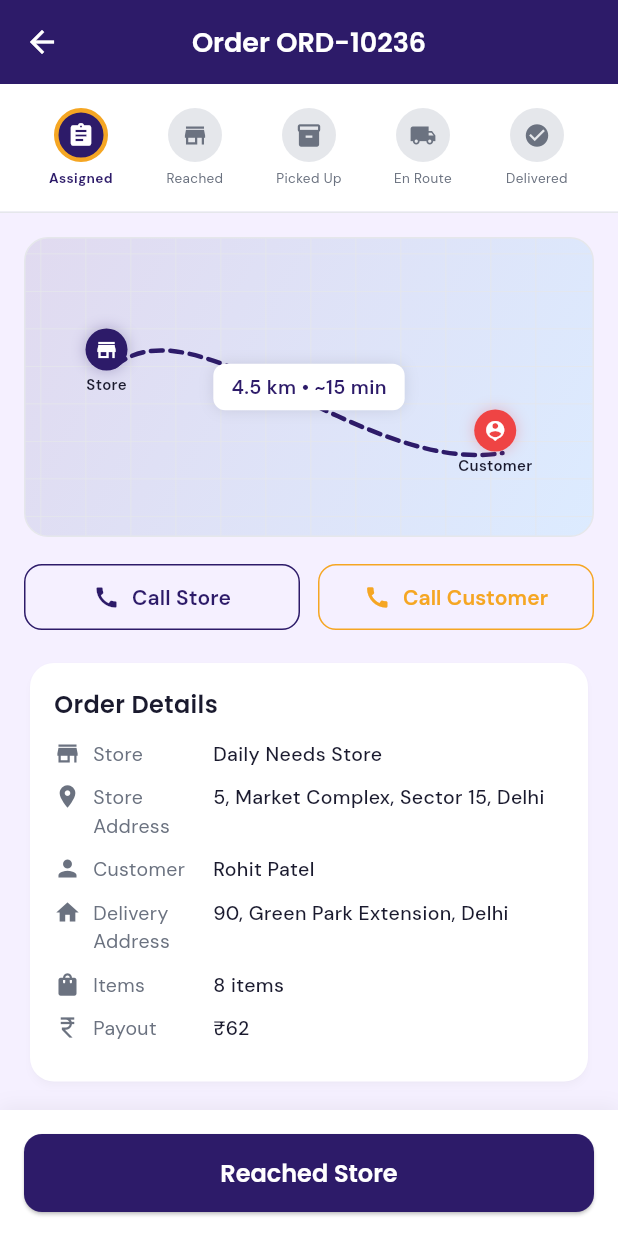
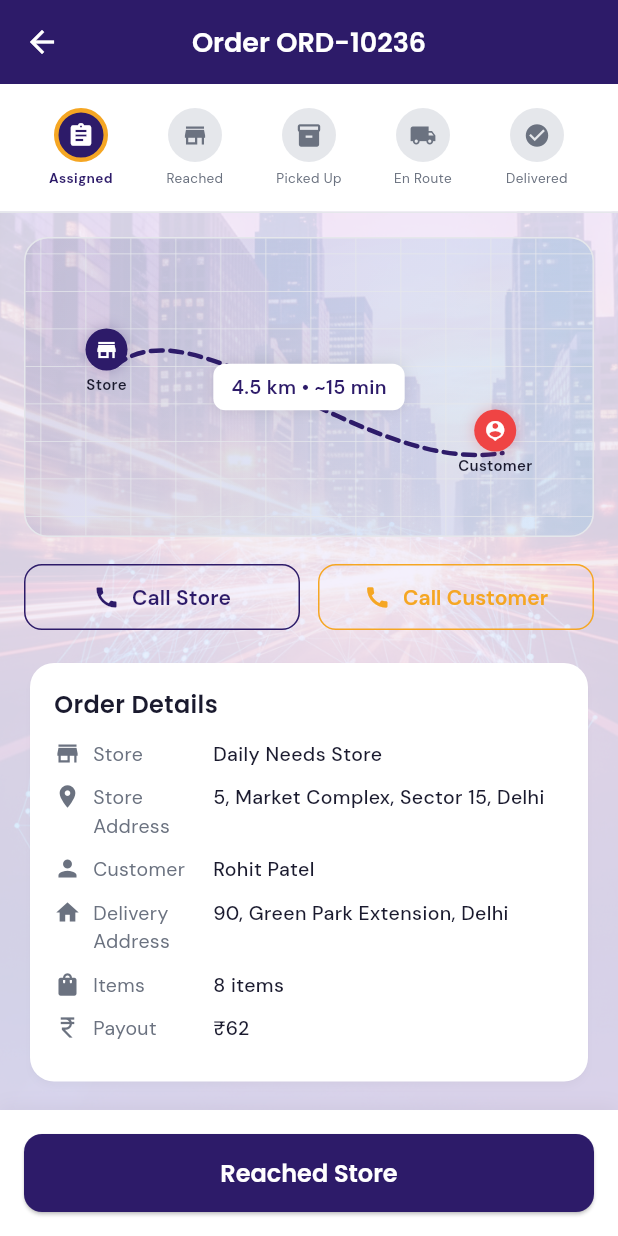
Before and after one commit to ashishsrivastava14/DeliveryPartnerApp, a Flutter app: the ActiveOrderScreen screen opened by its route, on a phone screen of 412 x 824 dp. Run offline on Flutter 3.47's test engine with Material 3 defaults, Android fonts, the phone set to English and light mode, and no system bars; our stand-ins replace fl_chart, get, go_router, google_fonts.

Commit message:
Added the bg thorughout the app

```diff
--- a/delivery_partner_app/lib/core/widgets/common_widgets.dart
+++ b/delivery_partner_app/lib/core/widgets/common_widgets.dart
@@ -43,6 +43,32 @@ class PoweredByQuickPrepAI extends StatelessWidget {
           // ),
         ],
       ),
+    );
+  }
+}
+
+/// Reusable background wrapper that layers `bg_withoutlogo.png` at low opacity
+/// behind any child widget.
+class AppBackground extends StatelessWidget {
+  final Widget child;
+  const AppBackground({super.key, required this.child});
+
+  @override
+  Widget build(BuildContext context) {
+    return Stack(
+      fit: StackFit.expand,
+      children: [
+        Positioned.fill(
+          child: Opacity(
+            opacity: 0.15,
+            child: Image.asset(
+              'assets/images/bg_withoutlogo.png',
+              fit: BoxFit.cover,
+            ),
+          ),
+        ),
+        child,
+      ],
     );
   }
 }
--- a/delivery_partner_app/lib/screens/admin/admin_broadcasts_screen.dart
+++ b/delivery_partner_app/lib/screens/admin/admin_broadcasts_screen.dart
@@ -2,6 +2,7 @@ import 'package:flutter/material.dart';
 import 'package:get/get.dart';
 import 'package:google_fonts/google_fonts.dart';
 import '../../core/theme/app_theme.dart';
+import '../../core/widgets/common_widgets.dart';
 import '../../controllers/admin_controller.dart';
 
 class AdminBroadcastsScreen extends StatelessWidget {
@@ -17,7 +18,8 @@ class AdminBroadcastsScreen extends StatelessWidget {
         backgroundColor: AppColors.surfaceDark,
         title: Text('Notifications & Broadcasts', style: GoogleFonts.poppins(fontSize: 18)),
       ),
-      body: SingleChildScrollView(
+      body: AppBackground(
+        child: SingleChildScrollView(
         padding: const EdgeInsets.all(16),
         child: Column(
           crossAxisAlignment: CrossAxisAlignment.start,
@@ -122,6 +124,7 @@ class AdminBroadcastsScreen extends StatelessWidget {
           ],
         ),
       ),
+      ),
     );
   }
 }
--- a/delivery_partner_app/lib/screens/admin/admin_dashboard_screen.dart
+++ b/delivery_partner_app/lib/screens/admin/admin_dashboard_screen.dart
@@ -3,6 +3,7 @@ import 'package:fl_chart/fl_chart.dart';
 import 'package:get/get.dart';
 import 'package:google_fonts/google_fonts.dart';
 import '../../core/theme/app_theme.dart';
+import '../../core/widgets/common_widgets.dart';
 import '../../controllers/admin_controller.dart';
 
 class AdminDashboardScreen extends StatelessWidget {
@@ -24,7 +25,8 @@ class AdminDashboardScreen extends StatelessWidget {
           ),
         ],
       ),
-      body: SingleChildScrollView(
+      body: AppBackground(
+        child: SingleChildScrollView(
         padding: const EdgeInsets.all(16),
         child: Column(
           crossAxisAlignment: CrossAxisAlignment.start,
@@ -259,6 +261,7 @@ class AdminDashboardScreen extends StatelessWidget {
           ],
         ),
       ),
+      ),
     );
   }
 
--- a/delivery_partner_app/lib/screens/admin/admin_orders_screen.dart
+++ b/delivery_partner_app/lib/screens/admin/admin_orders_screen.dart
@@ -2,6 +2,7 @@ import 'package:flutter/material.dart';
 import 'package:get/get.dart';
 import 'package:google_fonts/google_fonts.dart';
 import '../../core/theme/app_theme.dart';
+import '../../core/widgets/common_widgets.dart';
 import '../../controllers/admin_controller.dart';
 import '../../mock/mock_orders.dart';
 
@@ -18,7 +19,8 @@ class AdminOrdersScreen extends StatelessWidget {
         backgroundColor: AppColors.surfaceDark,
         title: Text('Order Management', style: GoogleFonts.poppins(fontSize: 18)),
       ),
-      body: ListView.builder(
+      body: AppBackground(
+        child: ListView.builder(
         padding: const EdgeInsets.all(12),
         itemCount: controller.allOrders.length,
         itemBuilder: (context, index) {
@@ -84,6 +86,7 @@ class AdminOrdersScreen extends StatelessWidget {
             ),
           );
         },
+      ),
       ),
     );
   }
--- a/delivery_partner_app/lib/screens/admin/admin_partners_screen.dart
+++ b/delivery_partner_app/lib/screens/admin/admin_partners_screen.dart
@@ -2,6 +2,7 @@ import 'package:flutter/material.dart';
 import 'package:get/get.dart';
 import 'package:google_fonts/google_fonts.dart';
 import '../../core/theme/app_theme.dart';
+import '../../core/widgets/common_widgets.dart';
 import '../../controllers/admin_controller.dart';
 import '../../mock/mock_partners.dart';
 
@@ -18,7 +19,8 @@ class AdminPartnersScreen extends StatelessWidget {
         backgroundColor: AppColors.surfaceDark,
         title: Text('Partner Management', style: GoogleFonts.poppins(fontSize: 18)),
       ),
-      body: Column(
+      body: AppBackground(
+        child: Column(
         children: [
           // Filters
           Container(
@@ -137,6 +139,7 @@ class AdminPartnersScreen extends StatelessWidget {
             }),
           ),
         ],
+      ),
       ),
     );
   }
--- a/delivery_partner_app/lib/screens/admin/admin_payouts_screen.dart
+++ b/delivery_partner_app/lib/screens/admin/admin_payouts_screen.dart
@@ -2,6 +2,7 @@ import 'package:flutter/material.dart';
 import 'package:get/get.dart';
 import 'package:google_fonts/google_fonts.dart';
 import '../../core/theme/app_theme.dart';
+import '../../core/widgets/common_widgets.dart';
 import '../../controllers/admin_controller.dart';
 import '../../mock/mock_earnings.dart';
 
@@ -18,7 +19,8 @@ class AdminPayoutsScreen extends StatelessWidget {
         backgroundColor: AppColors.surfaceDark,
         title: Text('Earnings & Payouts', style: GoogleFonts.poppins(fontSize: 18)),
       ),
-      body: SingleChildScrollView(
+      body: AppBackground(
+        child: SingleChildScrollView(
         padding: const EdgeInsets.all(16),
         child: Column(
           crossAxisAlignment: CrossAxisAlignment.start,
@@ -159,6 +161,7 @@ class AdminPayoutsScreen extends StatelessWidget {
           ],
         ),
       ),
+      ),
     );
   }
 
--- a/delivery_partner_app/lib/screens/admin/admin_reports_screen.dart
+++ b/delivery_partner_app/lib/screens/admin/admin_reports_screen.dart
@@ -2,6 +2,7 @@ import 'package:flutter/material.dart';
 import 'package:google_fonts/google_fonts.dart';
 import 'package:fl_chart/fl_chart.dart';
 import '../../core/theme/app_theme.dart';
+import '../../core/widgets/common_widgets.dart';
 import '../../mock/mock_orders.dart';
 
 class AdminReportsScreen extends StatefulWidget {
@@ -30,7 +31,8 @@ class _AdminReportsScreenState extends State<AdminReportsScreen> {
         backgroundColor: AppColors.surfaceDark,
         title: Text('Reports & Analytics', style: GoogleFonts.poppins(fontSize: 18)),
       ),
-      body: SingleChildScrollView(
+      body: AppBackground(
+        child: SingleChildScrollView(
         padding: const EdgeInsets.all(16),
         child: Column(
           crossAxisAlignment: CrossAxisAlignment.start,
@@ -265,6 +267,7 @@ class _AdminReportsScreenState extends State<AdminReportsScreen> {
           ],
         ),
       ),
+      ),
     );
   }
 
--- a/delivery_partner_app/lib/screens/admin/admin_settings_screen.dart
+++ b/delivery_partner_app/lib/screens/admin/admin_settings_screen.dart
@@ -2,6 +2,7 @@ import 'package:flutter/material.dart';
 import 'package:get/get.dart';
 import 'package:google_fonts/google_fonts.dart';
 import '../../core/theme/app_theme.dart';
+import '../../core/widgets/common_widgets.dart';
 import '../../controllers/admin_controller.dart';
 
 class AdminSettingsScreen extends StatelessWidget {
@@ -17,7 +18,8 @@ class AdminSettingsScreen extends StatelessWidget {
         backgroundColor: AppColors.surfaceDark,
         title: Text('Settings', style: GoogleFonts.poppins(fontSize: 18)),
       ),
-      body: SingleChildScrollView(
+      body: AppBackground(
+        child: SingleChildScrollView(
         padding: const EdgeInsets.all(16),
         child: Column(
           crossAxisAlignment: CrossAxisAlignment.start,
@@ -245,6 +247,7 @@ class AdminSettingsScreen extends StatelessWidget {
           ],
         ),
       ),
+      ),
     );
   }
 
--- a/delivery_partner_app/lib/screens/admin/admin_zones_screen.dart
+++ b/delivery_partner_app/lib/screens/admin/admin_zones_screen.dart
@@ -2,6 +2,7 @@ import 'package:flutter/material.dart';
 import 'package:get/get.dart';
 import 'package:google_fonts/google_fonts.dart';
 import '../../core/theme/app_theme.dart';
+import '../../core/widgets/common_widgets.dart';
 import '../../controllers/admin_controller.dart';
 
 class AdminZonesScreen extends StatelessWidget {
@@ -23,7 +24,8 @@ class AdminZonesScreen extends StatelessWidget {
           ),
         ],
       ),
-      body: Obx(() => ListView.builder(
+      body: AppBackground(
+        child: Obx(() => ListView.builder(
             padding: const EdgeInsets.all(12),
             itemCount: controller.zones.length,
             itemBuilder: (context, index) {
@@ -74,6 +76,7 @@ class AdminZonesScreen extends StatelessWidget {
               );
             },
           )),
+      ),
     );
   }
 
--- a/delivery_partner_app/lib/screens/partner/active_order_screen.dart
+++ b/delivery_partner_app/lib/screens/partner/active_order_screen.dart
@@ -3,6 +3,7 @@ import 'package:get/get.dart';
 import 'package:go_router/go_router.dart';
 import 'package:google_fonts/google_fonts.dart';
 import '../../core/theme/app_theme.dart';
+import '../../core/widgets/common_widgets.dart';
 import '../../controllers/partner_home_controller.dart';
 
 class ActiveOrderScreen extends StatelessWidget {
@@ -22,7 +23,8 @@ class ActiveOrderScreen extends StatelessWidget {
           onPressed: () => context.pop(),
         ),
       ),
-      body: Obx(() {
+      body: AppBackground(
+        child: Obx(() {
         if (controller.isOrderCompleted.value) {
           return _OrderCompletedView(controller: controller);
         }
@@ -263,6 +265,7 @@ class ActiveOrderScreen extends StatelessWidget {
           ],
         );
       }),
+      ),
     );
   }
 
--- a/delivery_partner_app/lib/screens/partner/earnings_screen.dart
+++ b/delivery_partner_app/lib/screens/partner/earnings_screen.dart
@@ -2,6 +2,7 @@ import 'package:flutter/material.dart';
 import 'package:get/get.dart';
 import 'package:google_fonts/google_fonts.dart';
 import '../../core/theme/app_theme.dart';
+import '../../core/widgets/common_widgets.dart';
 import '../../controllers/partner_home_controller.dart';
 import '../../mock/mock_earnings.dart';
 
@@ -15,7 +16,8 @@ class EarningsScreen extends StatelessWidget {
   Widget build(BuildContext context) {
     return Scaffold(
       backgroundColor: AppColors.backgroundLight,
-      body: CustomScrollView(
+      body: AppBackground(
+        child: CustomScrollView(
         slivers: [
           SliverAppBar(
             expandedHeight: 260,
@@ -167,6 +169,7 @@ class EarningsScreen extends StatelessWidget {
             ),
           ),
         ],
+      ),
       ),
     );
   }
--- a/delivery_partner_app/lib/screens/partner/notifications_screen.dart
+++ b/delivery_partner_app/lib/screens/partner/notifications_screen.dart
@@ -1,6 +1,7 @@
 import 'package:flutter/material.dart';
 import 'package:google_fonts/google_fonts.dart';
 import '../../core/theme/app_theme.dart';
+import '../../core/widgets/common_widgets.dart';
 import '../../mock/mock_notifications.dart';
 
 class NotificationsScreen extends StatelessWidget {
@@ -11,7 +12,8 @@ class NotificationsScreen extends StatelessWidget {
     return Scaffold(
       backgroundColor: AppColors.backgroundLight,
       appBar: AppBar(title: const Text('Notifications')),
-      body: MockNotifications.allNotifications.isEmpty
+      body: AppBackground(
+        child: MockNotifications.allNotifications.isEmpty
           ? Center(
               child: Column(
                 mainAxisSize: MainAxisSize.min,
@@ -82,6 +84,7 @@ class NotificationsScreen extends StatelessWidget {
                 );
               },
             ),
+      ),
     );
   }
 
--- a/delivery_partner_app/lib/screens/partner/onboarding_screen.dart
+++ b/delivery_partner_app/lib/screens/partner/onboarding_screen.dart
@@ -3,6 +3,7 @@ import 'package:get/get.dart';
 import 'package:go_router/go_router.dart';
 import 'package:google_fonts/google_fonts.dart';
 import '../../core/theme/app_theme.dart';
+import '../../core/widgets/common_widgets.dart';
 import '../../controllers/onboarding_controller.dart';
 
 class OnboardingScreen extends StatelessWidget {
@@ -23,7 +24,8 @@ class OnboardingScreen extends StatelessWidget {
               )
             : const SizedBox()),
       ),
-      body: Column(
+      body: AppBackground(
+        child: Column(
         children: [
           // Progress indicator
           Obx(() => Padding(
@@ -74,6 +76,7 @@ class OnboardingScreen extends StatelessWidget {
             ),
           ),
         ],
+      ),
       ),
     );
   }
--- a/delivery_partner_app/lib/screens/partner/order_history_screen.dart
+++ b/delivery_partner_app/lib/screens/partner/order_history_screen.dart
@@ -2,6 +2,7 @@ import 'package:flutter/material.dart';
 import 'package:get/get.dart';
 import 'package:google_fonts/google_fonts.dart';
 import '../../core/theme/app_theme.dart';
+import '../../core/widgets/common_widgets.dart';
 import '../../controllers/partner_home_controller.dart';
 import '../../mock/mock_orders.dart';
 
@@ -32,12 +33,14 @@ class OrderHistoryScreen extends StatelessWidget {
             ],
           ),
         ),
-        body: TabBarView(
+        body: AppBackground(
+          child: TabBarView(
           children: [
             _OrderList(orders: controller.todayOrders),
             _OrderList(orders: controller.weekOrders),
             _OrderList(orders: controller.allOrders),
           ],
+        ),
         ),
       ),
     );
--- a/delivery_partner_app/lib/screens/partner/partner_home_screen.dart
+++ b/delivery_partner_app/lib/screens/partner/partner_home_screen.dart
@@ -3,6 +3,7 @@ import 'package:get/get.dart';
 import 'package:go_router/go_router.dart';
 import 'package:google_fonts/google_fonts.dart';
 import '../../core/theme/app_theme.dart';
+import '../../core/widgets/common_widgets.dart';
 import '../../controllers/partner_home_controller.dart';
 import 'new_order_alert.dart';
 
@@ -15,7 +16,8 @@ class PartnerHomeScreen extends StatelessWidget {
   Widget build(BuildContext context) {
     return Scaffold(
       backgroundColor: AppColors.backgroundLight,
-      body: Stack(
+      body: AppBackground(
+        child: Stack(
         children: [
           CustomScrollView(
             slivers: [
@@ -354,6 +356,7 @@ class PartnerHomeScreen extends StatelessWidget {
           }),
         ],
       ),
+      ),
     );
   }
 }
--- a/delivery_partner_app/lib/screens/partner/profile_screen.dart
+++ b/delivery_partner_app/lib/screens/partner/profile_screen.dart
@@ -3,6 +3,7 @@ import 'package:get/get.dart';
 import 'package:go_router/go_router.dart';
 import 'package:google_fonts/google_fonts.dart';
 import '../../core/theme/app_theme.dart';
+import '../../core/widgets/common_widgets.dart';
 import '../../controllers/auth_controller.dart';
 import '../../controllers/onboarding_controller.dart';
 
@@ -32,7 +33,8 @@ class ProfileScreen extends StatelessWidget {
           ),
         ],
       ),
-      body: SingleChildScrollView(
+      body: AppBackground(
+        child: SingleChildScrollView(
         padding: const EdgeInsets.all(16),
         child: Column(
           children: [
@@ -164,6 +166,7 @@ class ProfileScreen extends StatelessWidget {
           ],
         ),
       ),
+      ),
     );
   }
 }
--- a/delivery_partner_app/lib/screens/partner/support_screen.dart
+++ b/delivery_partner_app/lib/screens/partner/support_screen.dart
@@ -1,6 +1,7 @@
 import 'package:flutter/material.dart';
 import 'package:google_fonts/google_fonts.dart';
 import '../../core/theme/app_theme.dart';
+import '../../core/widgets/common_widgets.dart';
 
 class SupportScreen extends StatelessWidget {
   const SupportScreen({super.key});
@@ -25,12 +26,14 @@ class SupportScreen extends StatelessWidget {
             ],
           ),
         ),
-        body: TabBarView(
+        body: AppBackground(
+          child: TabBarView(
           children: [
             _FaqsTab(),
             _RaiseTicketTab(),
             _LiveChatTab(),
           ],
+        ),
         ),
       ),
     );
```
Also changed, not shown: delivery_partner_app/assets/images/bg_withoutlogo.png (added).
